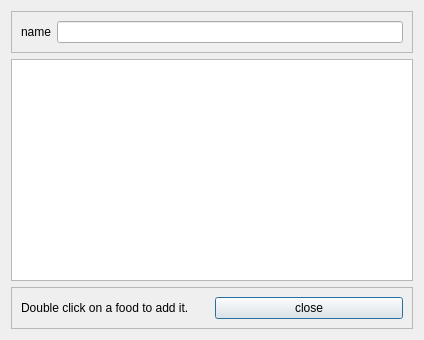
Qt form src/portionadder.ui (codedraughtsman/OpenExercise-Nutrition) before a commit.
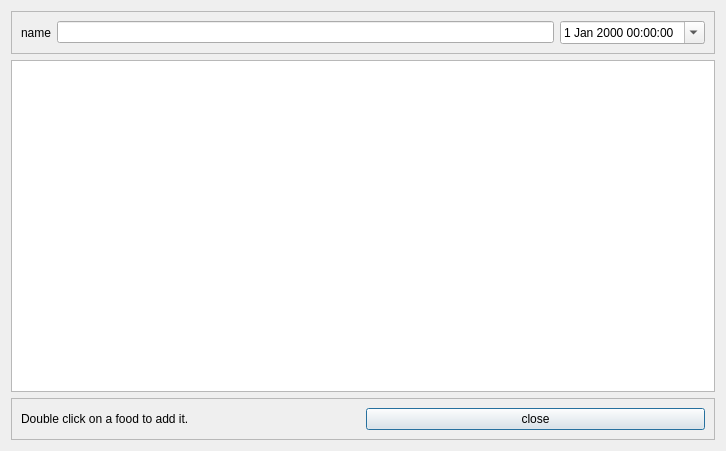
The same form after that commit.

Commit message: Added a way to set the date of the portion.

Diff of the .ui file:
```diff
--- a/src/portionadder.ui
+++ b/src/portionadder.ui
@@ -6,8 +6,8 @@
    <rect>
     <x>0</x>
     <y>0</y>
-    <width>424</width>
-    <height>340</height>
+    <width>726</width>
+    <height>451</height>
    </rect>
   </property>
   <property name="windowTitle">
@@ -33,6 +33,13 @@
       <item>
        <widget class="QLineEdit" name="filterLineEdit"/>
       </item>
+      <item>
+       <widget class="QDateTimeEdit" name="dateTimeEdit">
+        <property name="calendarPopup">
+         <bool>true</bool>
+        </property>
+       </widget>
+      </item>
      </layout>
     </widget>
    </item>
```
The commit also changes 3 other files.
